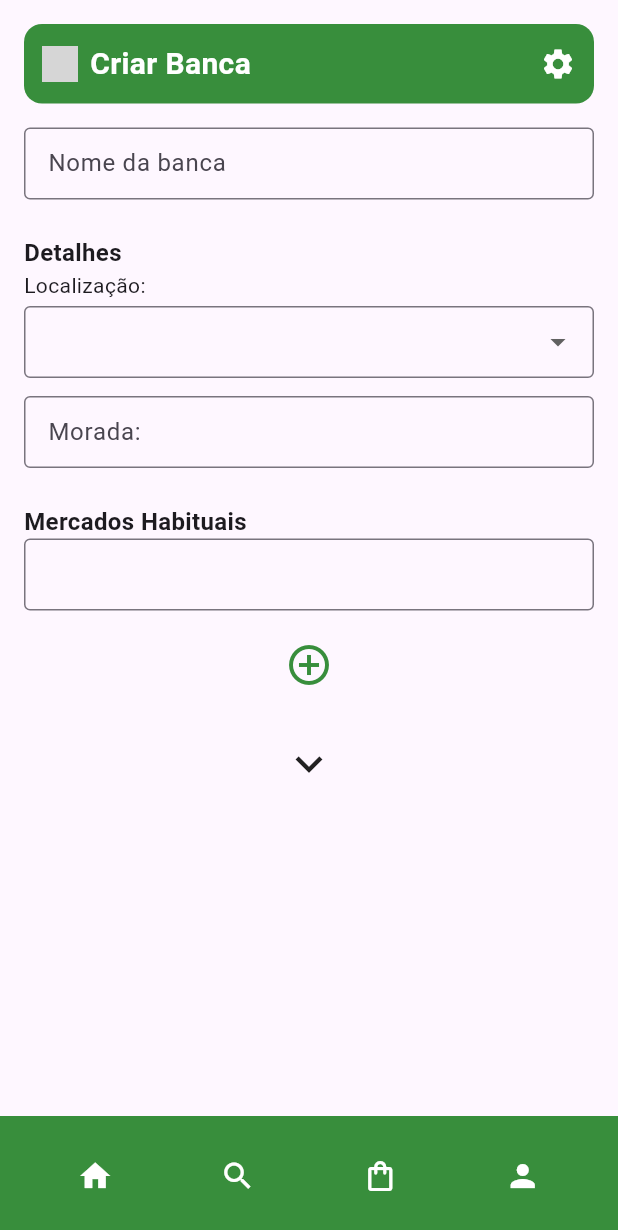
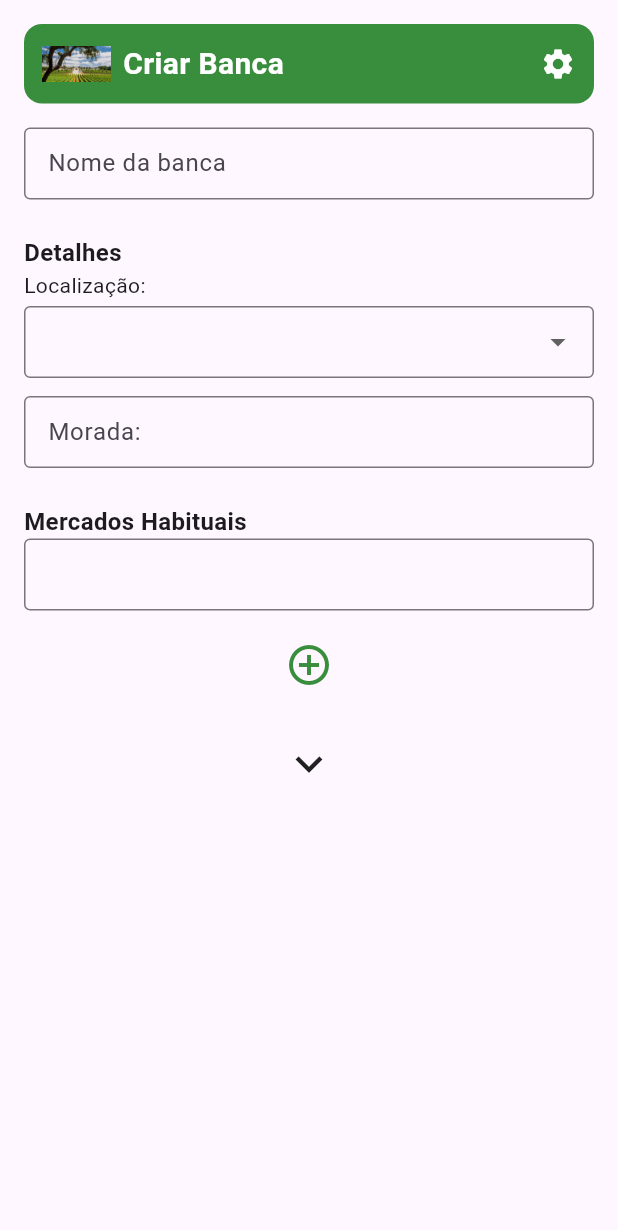
Before and after one commit to PedroFSerra-Uni/CMProject, a Flutter app: the CriarBancaScreen screen opened directly, on a phone screen of 412 x 824 dp. Shown: the top 1230 px of the screen. Run offline on Flutter 3.47's test engine with Material 3 defaults, Android fonts, the phone set to English and light mode, and no system bars; our stand-ins replace cloud_firestore, firebase_auth, firebase_core, firebase_database, image_picker; accounts and stored records are empty; grey boxes are pictures that could not be loaded.

Commit message:
Create anuncios functioning and some upgrades to criar_banca

```diff
--- a/lib/main.dart
+++ b/lib/main.dart
@@ -13,6 +13,7 @@ import 'screens/assistente_voz_screen.dart';
 import 'screens/profile_view_screen.dart';
 import 'screens/profile_edit_screen.dart';
 import 'screens/settings_screen.dart';
+import 'screens/criar_banca_screen.dart';
 
 void main() async {
   WidgetsFlutterBinding.ensureInitialized();
@@ -60,6 +61,7 @@ class MyApp extends StatelessWidget {
         '/profile-view-screen': (context) => const ProfileViewScreen(),
         '/profile-edit-screen': (context) => const ProfileEditScreen(),
         '/settings-screen': (context) => const SettingsScreen(),
+        '/criar-banca': (context) => const CriarBancaScreen(),
       },
     );
   }
--- a/lib/screens/criar_banca_screen.dart
+++ b/lib/screens/criar_banca_screen.dart
@@ -36,7 +36,6 @@ class _CriarBancaScreenState extends State<CriarBancaScreen> {
   @override
   Widget build(BuildContext context) {
     return Scaffold(
-      bottomNavigationBar: _buildBottomNavigationBar(),
       body: SafeArea(
         child: PageView(
           scrollDirection: Axis.vertical,
@@ -128,7 +127,7 @@ class _CriarBancaScreenState extends State<CriarBancaScreen> {
       ),
       child: Row(
         children: [
-          Image.asset('assets/imagens/helloCornerLogo.png', height: 24),
+          Image.asset('assets/imagens/quinta.jpeg', height: 24),
           const SizedBox(width: 8),
           Text(
             title,
@@ -212,19 +211,4 @@ class _CriarBancaScreenState extends State<CriarBancaScreen> {
     );
   }
 
-  Widget _buildBottomNavigationBar() {
-    return BottomAppBar(
-      shape: const CircularNotchedRectangle(),
-      color: Colors.green[700],
-      child: Row(
-        mainAxisAlignment: MainAxisAlignment.spaceAround,
-        children: const [
-          Icon(Icons.home, color: Colors.white),
-          Icon(Icons.search, color: Colors.white),
-          Icon(Icons.shopping_bag_outlined, color: Colors.white),
-          Icon(Icons.person, color: Colors.white),
-        ],
-      ),
-    );
-  }
 }
--- a/lib/screens/produtor_home.dart
+++ b/lib/screens/produtor_home.dart
@@ -4,6 +4,8 @@ import '../widgets/base_screen.dart';
 import 'produtor_home_content.dart';
 import 'sales_screen.dart';
 import 'message_home_screen.dart';
+import 'criar_banca_screen.dart';
+
 
 class ProdutorHome extends StatefulWidget {
   const ProdutorHome({super.key});
@@ -20,7 +22,7 @@ class _ProdutorHomeState extends State<ProdutorHome> {
     const SearchScreen(),
     MessageHomeScreen(),
     const SalesScreen(),
-    const Center(child: Text('Minha Loja')),
+    const  CriarBancaScreen(),
   ];
 
   void _onTabTapped(int index) {
```
Also changed, not shown: lib/screens/ad_screen.dart (+28 -7 lines), lib/screens/sales_screen.dart (+27 -14 lines).
